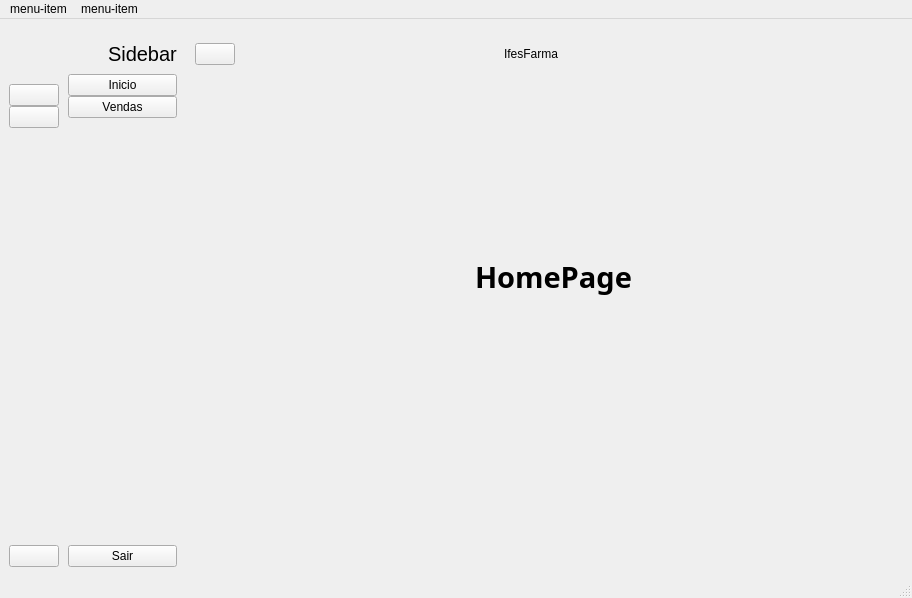
juliaborgess18/farmacia-les, file src/view/TelaPrincipalView.ui: the form before one commit.
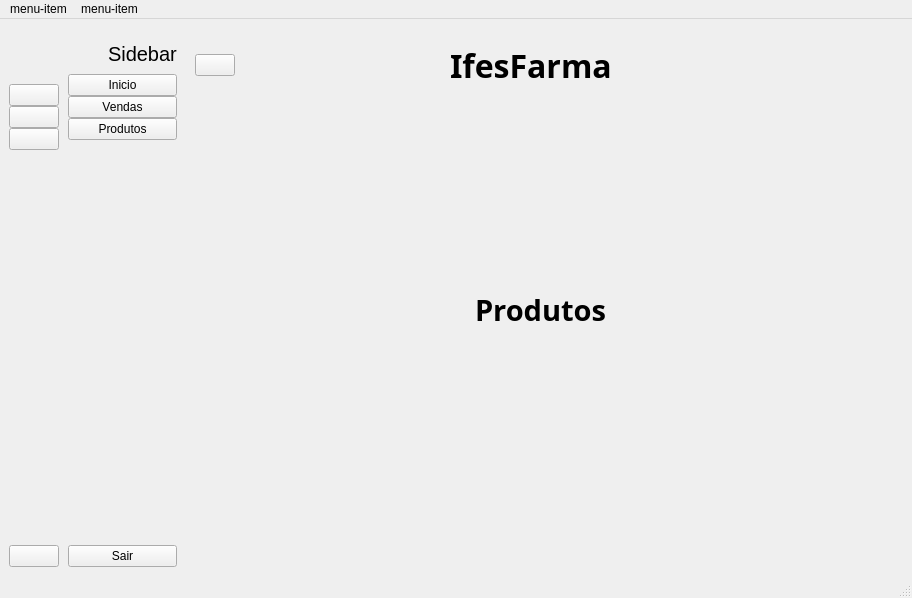
The form after the commit. Icons and pictures are not drawn.

Commit message: Implementação TelaProdutos

What changed in the file:
```diff
--- a/src/view/TelaPrincipalView.ui
+++ b/src/view/TelaPrincipalView.ui
@@ -133,6 +133,29 @@
            </property>
           </widget>
          </item>
+         <item>
+          <widget class="QPushButton" name="btn_produtos_min">
+           <property name="text">
+            <string/>
+           </property>
+           <property name="icon">
+            <iconset resource="../../resources/resources.qrc">
+             <normaloff>:/icons/icons/caixa-aberta.svg</normaloff>:/icons/icons/caixa-aberta.svg</iconset>
+           </property>
+           <property name="iconSize">
+            <size>
+             <width>20</width>
+             <height>20</height>
+            </size>
+           </property>
+           <property name="checkable">
+            <bool>true</bool>
+           </property>
+           <property name="autoExclusive">
+            <bool>true</bool>
+           </property>
+          </widget>
+         </item>
         </layout>
        </item>
        <item>
@@ -291,6 +314,30 @@
          </item>
         </layout>
        </item>
+       <item>
+        <widget class="QPushButton" name="btn_produtos_max">
+         <property name="text">
+          <string>Produtos</string>
+         </property>
+         <property name="icon">
+          <iconset resource="../../resources/resources.qrc">
+           <normaloff>:/icons/icons/caixa-aberta.svg</normaloff>
+           <normalon>:/icons/icons/caixa-aberta.svg</normalon>:/icons/icons/caixa-aberta.svg</iconset>
+         </property>
+         <property name="iconSize">
+          <size>
+           <width>14</width>
+           <height>14</height>
+          </size>
+         </property>
+         <property name="checkable">
+          <bool>true</bool>
+         </property>
+         <property name="autoExclusive">
+          <bool>true</bool>
+         </property>
+        </widget>
+       </item>
        <item>
         <spacer name="verticalSpacer_2">
          <property name="orientation">
@@ -378,6 +425,14 @@
           </item>
           <item>
            <widget class="QLabel" name="label_4">
+            <property name="font">
+             <font>
+              <family>Segoe UI Black</family>
+              <pointsize>24</pointsize>
+              <weight>75</weight>
+              <bold>true</bold>
+             </font>
+            </property>
             <property name="text">
              <string>IfesFarma</string>
             </property>
@@ -402,7 +457,7 @@
        <item>
         <widget class="QStackedWidget" name="stackedWidget">
          <property name="currentIndex">
-          <number>0</number>
+          <number>2</number>
          </property>
          <widget class="QWidget" name="page_inicio">
           <widget class="QLabel" name="label_6">
@@ -450,6 +505,29 @@
            </property>
           </widget>
          </widget>
+         <widget class="QWidget" name="page_produtos">
+          <widget class="QLabel" name="label_8">
+           <property name="geometry">
+            <rect>
+             <x>280</x>
+             <y>170</y>
+             <width>131</width>
+             <height>91</height>
+            </rect>
+           </property>
+           <property name="font">
+            <font>
+             <family>Segoe UI Black</family>
+             <pointsize>22</pointsize>
+             <weight>75</weight>
+             <bold>true</bold>
+            </font>
+           </property>
+           <property name="text">
+            <string>Produtos</string>
+           </property>
+          </widget>
+         </widget>
         </widget>
        </item>
       </layout>
```
Left out of the diff: 140 changed lines with no effect on the pictures. The commit also changes 9 other files.
